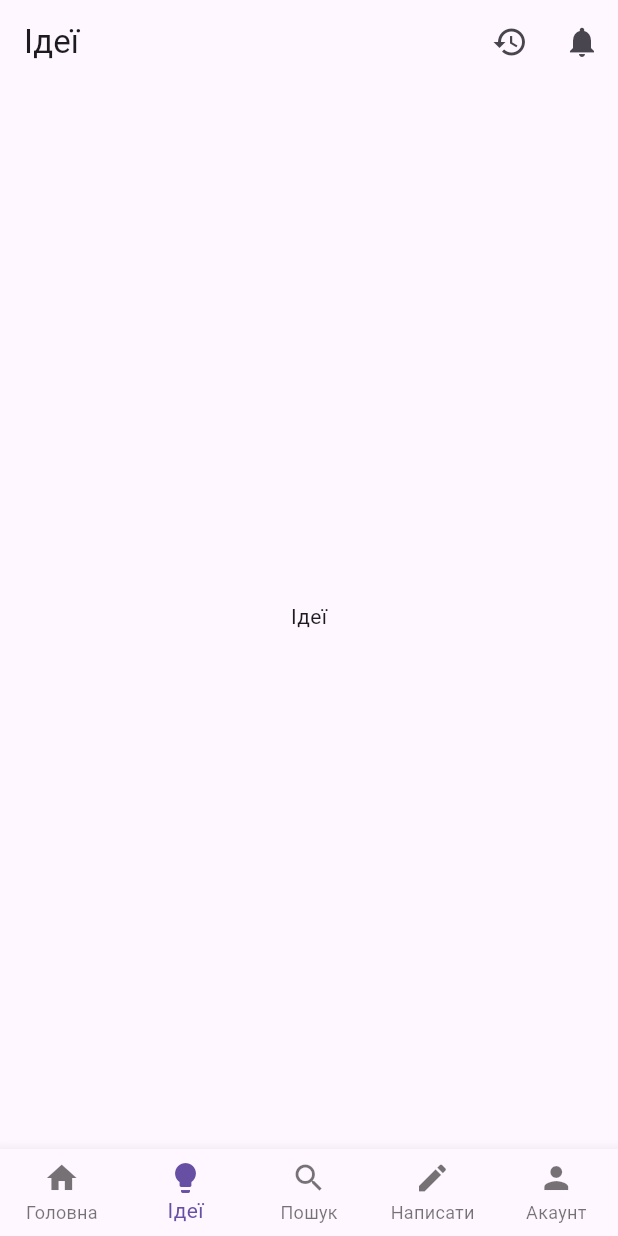
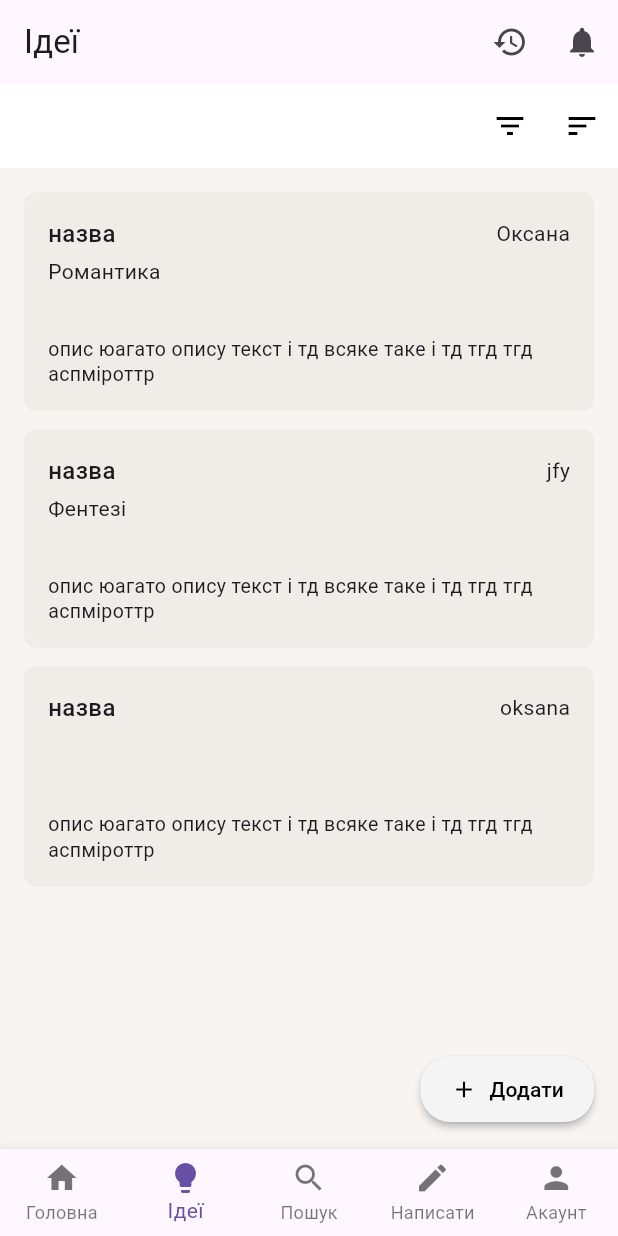
Before and after one commit to stus4/toread, a Flutter app: the HomeScreen screen opened directly with empty values, item 2 of the bottom bar chosen, on a phone screen of 412 x 824 dp. Run offline on Flutter 3.47's test engine with Material 3 defaults, Android fonts, the phone set to English and light mode, and no system bars; our stand-ins replace auto_size_text, file_picker, shared_preferences; accounts and stored records are empty; network calls fail.

Commit message:
settings, ideas and history(not cool)

```diff
--- a/lib/colors.dart
+++ b/lib/colors.dart
@@ -4,7 +4,8 @@ import 'package:flutter/material.dart';
 class AppColors {
   // Основні кольори
   static const Color primaryColor = Color(0xFF955627); // Основний колір
-  static const Color secondaryColor = Color(0xFF402430); // Допоміжний колір
+  static const Color secondaryColor =
+      Color.fromARGB(255, 79, 11, 11); // Допоміжний колір
   static const Color backgroundColor = Color(0xFFF4F4F4); // Фоновий колір
   static const Color textColor = Color(0xFF333333); // Колір тексту
   static const Color buttonColor = Color(0xFFE46A43); // Колір кнопок
--- a/lib/home_screen.dart
+++ b/lib/home_screen.dart
@@ -10,6 +10,7 @@ import 'account_screen.dart';
 import 'work_detail_screen.dart';
 import 'config.dart';
 import 'profile.dart';
+import 'ideas.dart';
 
 // Заглушка для екрана сповіщень
 class NotificationsScreen extends StatelessWidget {
@@ -290,7 +291,7 @@ class _HomeScreenState extends State<HomeScreen> {
         );
 
       case 1:
-        return Center(child: Text("Ідеї"));
+        return IdeasPage();
       case 2:
         return SearchPage();
       case 3:
--- /dev/null
+++ b/lib/ideas.dart
@@ -0,0 +1,272 @@
+import 'package:flutter/material.dart';
+import 'colors.dart';
+
+class IdeasPage extends StatefulWidget {
+  @override
+  _IdeasPageState createState() => _IdeasPageState();
+}
+
+class _IdeasPageState extends State<IdeasPage> {
+  List<Map<String, dynamic>> ideas = [
+    {
+      'title': 'назва',
+      'author': 'Оксана',
+      'genre': 'Романтика',
+      'tags': '',
+      'description':
+          'опис юагато опису текст і тд всяке таке і тд тгд тгд аспміроттр',
+    },
+    {
+      'title': 'назва',
+      'author': 'jfy',
+      'genre': 'Фентезі',
+      'tags': '',
+      'description':
+          'опис юагато опису текст і тд всяке таке і тд тгд тгд аспміроттр',
+      'hasCode': true,
+    },
+    {
+      'title': 'назва',
+      'author': 'oksana',
+      'genre': '',
+      'tags': '',
+      'description':
+          'опис юагато опису текст і тд всяке таке і тд тгд тгд аспміроттр',
+    },
+  ];
+
+  @override
+  Widget build(BuildContext context) {
+    return Scaffold(
+      backgroundColor: Color(0xFFF7F4F2),
+      appBar: AppBar(
+        backgroundColor: Colors.white,
+        elevation: 0,
+        actions: [
+          IconButton(
+            icon: Icon(Icons.filter_list, color: Colors.black),
+            onPressed: () {},
+          ),
+          IconButton(
+            icon: Icon(Icons.sort, color: Colors.black),
+            onPressed: () {},
+          ),
+        ],
+      ),
+      body: Column(
+        children: [
+          Expanded(
+            child: ListView.builder(
+              padding: EdgeInsets.all(16),
+              itemCount: ideas.length,
+              itemBuilder: (context, index) {
+                return _buildIdeaCard(ideas[index]);
+              },
+            ),
+          ),
+          // Add Button
+          Container(
+            padding: EdgeInsets.all(16),
+            child: Align(
+              alignment: Alignment.centerRight,
+              child: ElevatedButton.icon(
+                onPressed: () {
+                  _showAddIdeaDialog();
+                },
+                icon: Icon(Icons.add, size: 18),
+                label: Text('Додати'),
+                style: ElevatedButton.styleFrom(
+                  backgroundColor: AppColors.backgroundColor,
+                  foregroundColor: Colors.black,
+                  elevation: 2,
+                  shape: RoundedRectangleBorder(
+                    borderRadius: BorderRadius.circular(20),
+                  ),
+                  padding: EdgeInsets.symmetric(horizontal: 20, vertical: 12),
+                ),
+              ),
+            ),
+          ),
+        ],
+      ),
+    );
+  }
+
+  Widget _buildIdeaCard(Map<String, dynamic> idea) {
+    return Container(
+      margin: EdgeInsets.only(bottom: 12),
+      padding: EdgeInsets.all(16),
+      decoration: BoxDecoration(
+        color: Color(0xFFF0ECE8),
+        borderRadius: BorderRadius.circular(8),
+      ),
+      child: Column(
+        crossAxisAlignment: CrossAxisAlignment.start,
+        children: [
+          // Title and Author row
+          Row(
+            mainAxisAlignment: MainAxisAlignment.spaceBetween,
+            children: [
+              Text(
+                idea['title'],
+                style: TextStyle(
+                  fontSize: 16,
+                  fontWeight: FontWeight.w500,
+                ),
+              ),
+              Text(
+                idea['author'],
+                style: TextStyle(
+                  fontSize: 14,
+                ),
+              ),
+            ],
+          ),
+          SizedBox(height: 4),
+          // Genre
+          Text(
+            idea['genre'],
+            style: TextStyle(
+              fontSize: 14,
+            ),
+          ),
+          SizedBox(height: 4),
+          // Tags
+          Text(
+            idea['tags'],
+            style: TextStyle(
+              fontSize: 14,
+            ),
+          ),
+
+          SizedBox(height: 8),
+          // Description
+          Text(
+            idea['description'],
+            style: TextStyle(
+              fontSize: 13,
+              height: 1.3,
+            ),
+          ),
+        ],
+      ),
+    );
+  }
+
+  void _showAddIdeaDialog() {
+    final TextEditingController titleController = TextEditingController();
+    final TextEditingController authorController = TextEditingController();
+    final TextEditingController genreController = TextEditingController();
+    final TextEditingController tagsController = TextEditingController();
+    final TextEditingController descriptionController = TextEditingController();
+
+    showDialog(
+      context: context,
+      builder: (BuildContext context) {
+        return AlertDialog(
+          title: Text('Додати нову ідею'),
+          content: SingleChildScrollView(
+            child: Column(
+              mainAxisSize: MainAxisSize.min,
+              children: [
+                TextField(
+                  controller: titleController,
+                  decoration: InputDecoration(
+                    labelText: 'Назва',
+                    border: OutlineInputBorder(),
+                  ),
+                ),
+                SizedBox(height: 12),
+                TextField(
+                  controller: authorController,
+                  decoration: InputDecoration(
+                    labelText: 'Автор',
+                    border: OutlineInputBorder(),
+                  ),
+                ),
+                SizedBox(height: 12),
+                TextField(
+                  controller: genreController,
+                  decoration: InputDecoration(
+                    labelText: 'Жанр',
+                    border: OutlineInputBorder(),
+                  ),
+                ),
+                SizedBox(height: 12),
+                TextField(
+                  controller: tagsController,
+                  decoration: InputDecoration(
+                    labelText: 'Теги',
+                    border: OutlineInputBorder(),
+                  ),
+                ),
+                SizedBox(height: 12),
+                TextField(
+                  controller: descriptionController,
+                  decoration: InputDecoration(
+                    labelText: 'Опис',
+                    border: OutlineInputBorder(),
+                  ),
+                  maxLines: 3,
+                ),
+              ],
+            ),
+          ),
+          actions: [
+            TextButton(
+              onPressed: () {
+                Navigator.of(context).pop();
+              },
+              child: Text('Скасувати'),
+            ),
+            ElevatedButton(
+              onPressed: () {
+                if (titleController.text.isNotEmpty) {
+                  setState(() {
+                    ideas.add({
+                      'title': titleController.text,
+                      'author': authorController.text.isEmpty
+                          ? 'oksana'
+                          : authorController.text,
+                      'genre': genreController.text.isEmpty
+                          ? 'жанр'
+                          : genreController.text,
+                      'tags': tagsController.text.isEmpty
+                          ? 'теги'
+                          : tagsController.text,
+                      'description': descriptionController.text.isEmpty
+                          ? 'опис'
+                          : descriptionController.text,
+                    });
+                  });
+                  Navigator.of(context).pop();
+                }
+              },
+              child: Text('Додати'),
+            ),
+          ],
+        );
+      },
+    );
+  }
+}
+
+// Main App
+class MyApp extends StatelessWidget {
+  @override
+  Widget build(BuildContext context) {
+    return MaterialApp(
+      title: 'Ideas App',
+      theme: ThemeData(
+        primarySwatch: Colors.blue,
+        fontFamily: 'Roboto',
+      ),
+      home: IdeasPage(),
+      debugShowCheckedModeBanner: false,
+    );
+  }
+}
+
+void main() {
+  runApp(MyApp());
+}
```
Also changed, not shown: lib/history_screen.dart (+23 -12 lines), lib/profile.dart (+5 -3 lines), lib/settings.dart (added, +38 -0 lines), lib/settings/change_password_screen.dart (added, +88 -0 lines), lib/settings/security.dart (added, +120 -0 lines).
